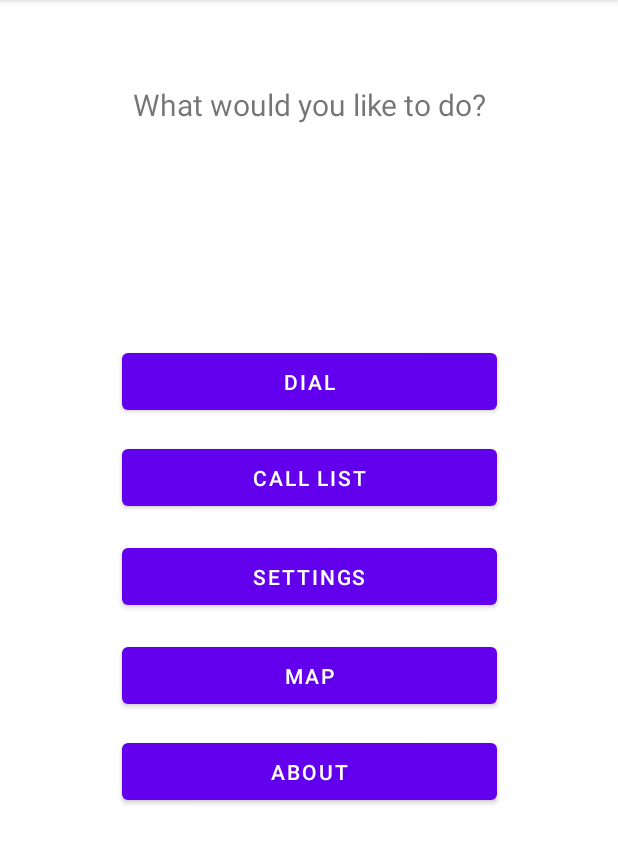
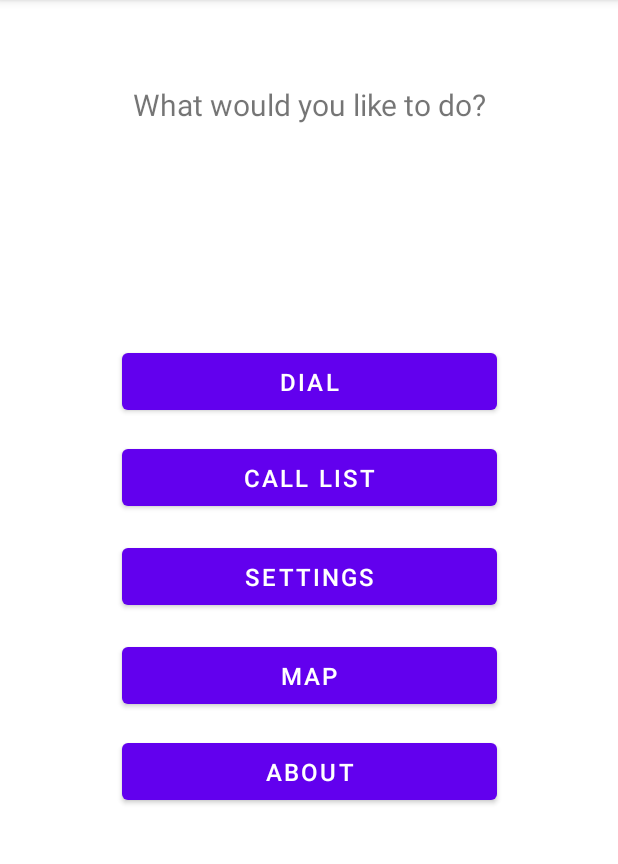
Before and after one commit to limbenkep/Dialer, an Android app: the screen it shows after launch (MainActivity), on a phone screen of 412 x 824 dp, the part 84-948 px from its top. Run offline under Robolectric (Android 15) with nearby library versions, the phone set to English and light mode, and no system bars.

Commit message:
Creates CallListActivity that displays message that this is the Call list activity and is called by the displayCallList method in MainActivity

```diff
--- a/app/src/main/res/layout-land/activity_dial.xml
+++ b/app/src/main/res/layout-land/activity_dial.xml
@@ -7,10 +7,11 @@
     tools:context=".DialActivity">
 
   <TextView
-      android:id="@+id/textView"
+      android:id="@+id/dialTextView"
       android:layout_width="wrap_content"
       android:layout_height="wrap_content"
       android:text="@string/dial_activity_text"
+      android:textSize="16sp"
       app:layout_constraintBottom_toBottomOf="parent"
       app:layout_constraintEnd_toEndOf="parent"
       app:layout_constraintHorizontal_bias="0.5"
--- a/app/src/main/res/layout/activity_dial.xml
+++ b/app/src/main/res/layout/activity_dial.xml
@@ -7,10 +7,11 @@
     tools:context=".DialActivity">
 
   <TextView
-      android:id="@+id/textView"
+      android:id="@+id/dialTextView"
       android:layout_width="wrap_content"
       android:layout_height="wrap_content"
       android:text="@string/dial_activity_text"
+      android:textSize="16sp"
       app:layout_constraintBottom_toBottomOf="parent"
       app:layout_constraintEnd_toEndOf="parent"
       app:layout_constraintHorizontal_bias="0.5"
--- a/app/src/main/res/layout/activity_main.xml
+++ b/app/src/main/res/layout/activity_main.xml
@@ -28,6 +28,7 @@
         android:layout_marginBottom="80dp"
         android:onClick="displayKeyPad"
         android:text="@string/dial_button_text"
+        android:textSize="16sp"
         app:layout_constraintBottom_toTopOf="@+id/settingsButton"
         app:layout_constraintEnd_toEndOf="@+id/settingsButton"
         app:layout_constraintStart_toStartOf="@+id/settingsButton" />
@@ -37,7 +38,9 @@
         android:layout_width="250dp"
         android:layout_height="50dp"
         android:layout_marginBottom="16dp"
+        android:onClick="displayCallList"
         android:text="@string/call_list_button_text"
+        android:textSize="16sp"
         app:layout_constraintBottom_toTopOf="@+id/settingsButton"
         app:layout_constraintEnd_toEndOf="@+id/settingsButton"
         app:layout_constraintStart_toStartOf="@+id/settingsButton" />
@@ -49,6 +52,7 @@
         android:layout_marginStart="56dp"
         android:layout_marginEnd="56dp"
         android:text="@string/settings_button_text"
+        android:textSize="16sp"
         app:layout_constraintBottom_toBottomOf="parent"
         app:layout_constraintEnd_toEndOf="parent"
         app:layout_constraintHorizontal_bias="0.5"
@@ -61,6 +65,7 @@
         android:layout_height="50dp"
         android:layout_marginTop="16dp"
         android:text="@string/map_button_text"
+        android:textSize="16sp"
         app:layout_constraintEnd_toEndOf="@+id/settingsButton"
         app:layout_constraintStart_toStartOf="@+id/settingsButton"
         app:layout_constraintTop_toBottomOf="@+id/settingsButton" />
@@ -71,6 +76,7 @@
         android:layout_height="50dp"
         android:layout_marginTop="80dp"
         android:text="@string/about_button_text"
+        android:textSize="16sp"
         app:layout_constraintEnd_toEndOf="@+id/settingsButton"
         app:layout_constraintStart_toStartOf="@+id/settingsButton"
         app:layout_constraintTop_toBottomOf="@+id/settingsButton" />
--- a/app/src/main/res/values/strings.xml
+++ b/app/src/main/res/values/strings.xml
@@ -7,4 +7,5 @@
     <string name="about_button_text">ABOUT</string>
     <string name="dial_button_text">DIAL</string>
     <string name="dial_activity_text">This is the Dial activity</string>
+    <string name="call_list_activity_text">This is Call list activity</string>
 </resources>
```
Also changed, not shown: app/src/main/AndroidManifest.xml (+14 -6 lines), app/src/main/java/se/miun/holi1900/dt031g/dialer/CallListActivity.java (added, +14 -0 lines), app/src/main/java/se/miun/holi1900/dt031g/dialer/MainActivity.java (+8 -0 lines), app/src/main/res/layout/activity_call_list.xml (added, +20 -0 lines).
